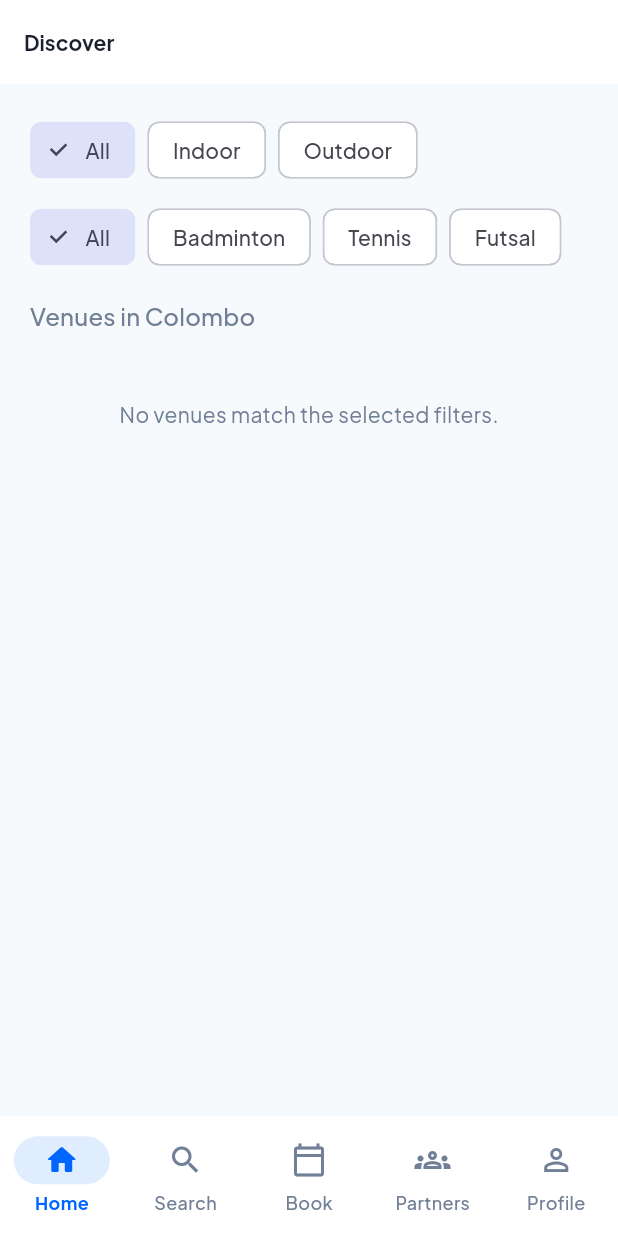
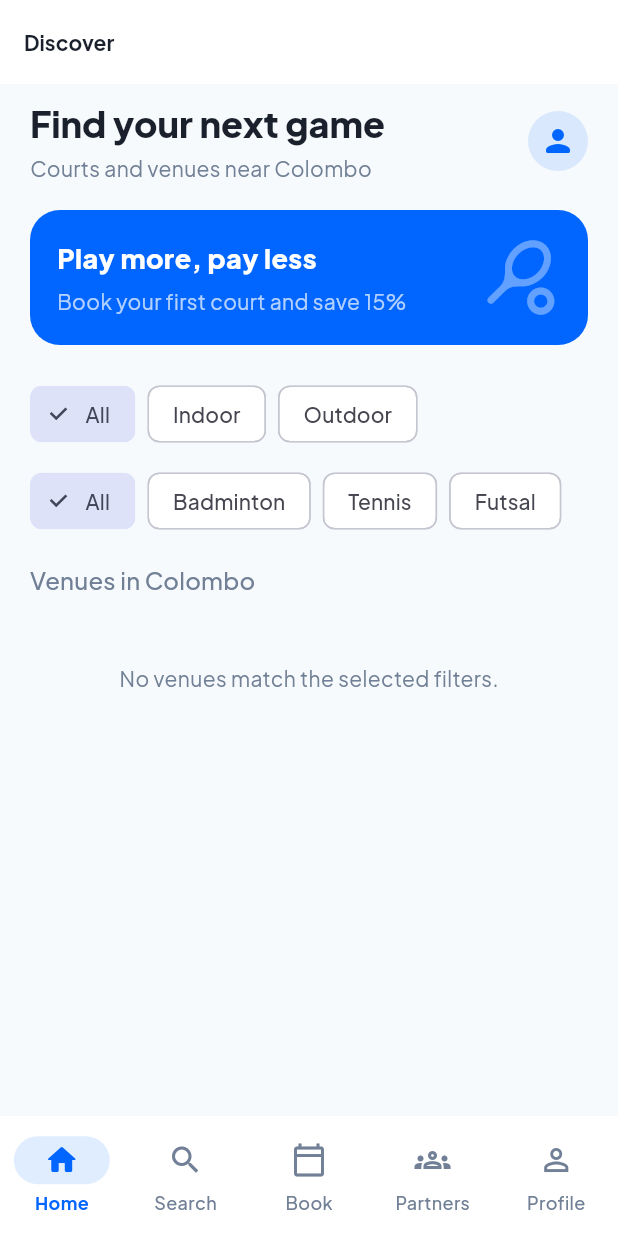
Before and after one commit to harshaakalanka345-bit/SportBook_mobileApp, a Flutter app: the screen it shows after launch, on a phone screen of 412 x 824 dp. Run offline on Flutter 3.47's test engine with Material 3 defaults, Android fonts, the phone set to English and light mode, and no system bars; our stand-ins replace google_fonts, qr_flutter, supabase_flutter; accounts and stored records are empty.

Commit message:
Add Figma-inspired discovery header

```diff
--- a/lib/features/discovery/dashboard_screen.dart
+++ b/lib/features/discovery/dashboard_screen.dart
@@ -186,8 +186,55 @@ class _DashboardScreenState extends State<DashboardScreen> {
       body: RefreshIndicator(
         onRefresh: () async => setState(() {}),
         child: ListView(
-          padding: const EdgeInsets.all(20),
+          padding: const EdgeInsets.fromLTRB(20, 10, 20, 28),
           children: [
+            Row(
+              children: [
+                Expanded(
+                  child: Column(
+                    crossAxisAlignment: CrossAxisAlignment.start,
+                    children: [
+                      Text(
+                        'Find your next game',
+                        style: Theme.of(context).textTheme.headlineSmall?.copyWith(
+                              fontWeight: FontWeight.w800,
+                            ),
+                      ),
+                      const SizedBox(height: 4),
+                      const Text('Courts and venues near Colombo', style: TextStyle(color: AppColors.muted)),
+                    ],
+                  ),
+                ),
+                CircleAvatar(
+                  backgroundColor: AppColors.primary.withValues(alpha: 0.12),
+                  child: const Icon(Icons.person_rounded, color: AppColors.primary),
+                ),
+              ],
+            ),
+            const SizedBox(height: 18),
+            Container(
+              padding: const EdgeInsets.all(18),
+              decoration: BoxDecoration(
+                color: AppColors.primary,
+                borderRadius: BorderRadius.circular(20),
+              ),
+              child: Row(
+                children: [
+                  const Expanded(
+                    child: Column(
+                      crossAxisAlignment: CrossAxisAlignment.start,
+                      children: [
+                        Text('Play more, pay less', style: TextStyle(color: Colors.white, fontSize: 18, fontWeight: FontWeight.w800)),
+                        SizedBox(height: 5),
+                        Text('Book your first court and save 15%', style: TextStyle(color: Colors.white70)),
+                      ],
+                    ),
+                  ),
+                  Icon(Icons.sports_tennis_rounded, color: Colors.white38, size: 54),
+                ],
+              ),
+            ),
+            const SizedBox(height: 22),
             // Environment Filter
             SingleChildScrollView(
               scrollDirection: Axis.horizontal,
```
